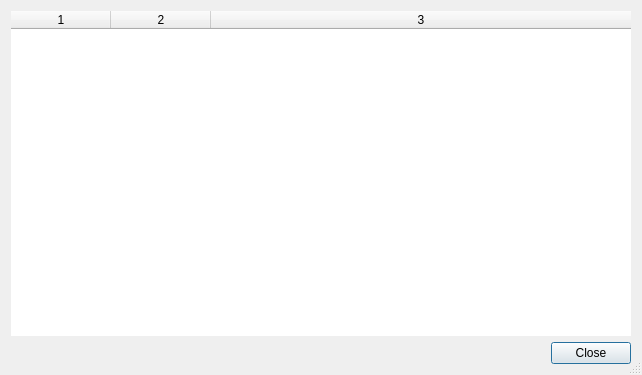
First picture: the form in ui/gpu_processes_overview_dialog.ui, repository AlexandrAlexeev7119/NvCtrl-linux, before the edit.
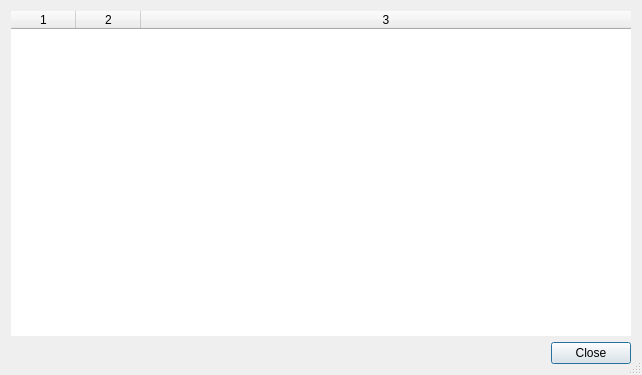
Second picture: the form after the edit.

Diff of the .ui file:
```diff
--- a/ui/gpu_processes_overview_dialog.ui
+++ b/ui/gpu_processes_overview_dialog.ui
@@ -99,7 +99,7 @@
       <bool>false</bool>
      </property>
      <property name="wordWrap">
-      <bool>true</bool>
+      <bool>false</bool>
      </property>
      <property name="cornerButtonEnabled">
       <bool>true</bool>
@@ -120,7 +120,7 @@
       <number>65</number>
      </attribute>
      <attribute name="horizontalHeaderDefaultSectionSize">
-      <number>100</number>
+      <number>65</number>
      </attribute>
      <attribute name="horizontalHeaderHighlightSections">
       <bool>true</bool>
@@ -132,7 +132,7 @@
       <bool>true</bool>
      </attribute>
      <attribute name="verticalHeaderVisible">
-      <bool>false</bool>
+      <bool>true</bool>
      </attribute>
      <attribute name="verticalHeaderCascadingSectionResizes">
       <bool>false</bool>
```
Left out of the diff: 6 changed lines with no effect on the pictures.
